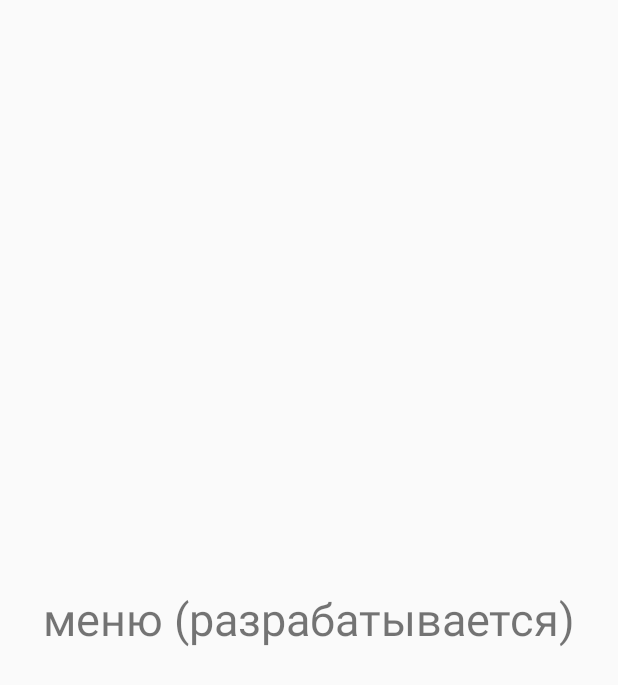
After one commit to Kiba-24/GavGav, an Android app: the layout activity_menu.xml on its own in the app's theme, with its tools: preview values and no code run, on a phone screen of 412 x 824 dp. The commit adds this screen. Shown: the top 685 px of the screen. Run offline under Robolectric (Android 15) with nearby library versions, the phone set to English and light mode, and no system bars.

Commit message:
ерунда какая-то выходит ...куда выходит?

```diff
--- /dev/null
+++ b/app/src/main/res/layout/activity_menu.xml
@@ -0,0 +1,19 @@
+<?xml version="1.0" encoding="utf-8"?>
+<androidx.constraintlayout.widget.ConstraintLayout
+    xmlns:android="http://schemas.android.com/apk/res/android"
+    xmlns:app="http://schemas.android.com/apk/res-auto"
+    xmlns:tools="http://schemas.android.com/tools"
+    android:layout_width="match_parent"
+    android:layout_height="match_parent">
+
+    <TextView
+        android:id="@+id/textView"
+        android:layout_width="wrap_content"
+        android:layout_height="wrap_content"
+        android:text="меню (разрабатывается)"
+        android:textSize="30dp"
+        app:layout_constraintBottom_toBottomOf="parent"
+        app:layout_constraintEnd_toEndOf="parent"
+        app:layout_constraintStart_toStartOf="parent"
+        app:layout_constraintTop_toTopOf="parent" />
+</androidx.constraintlayout.widget.ConstraintLayout>
--- a/app/src/main/res/values/colors.xml
+++ b/app/src/main/res/values/colors.xml
@@ -3,4 +3,5 @@
     <color name="colorPrimary">#6200EE</color>
     <color name="colorPrimaryDark">#3700B3</color>
     <color name="colorAccent">#03DAC5</color>
+    <color name="noColor">#00000000</color>
 </resources>
```
Also changed, not shown: app/src/main/java/com/example/gavgav/Game.java (+57 -7 lines), app/src/main/java/com/example/gavgav/MainActivity.java (+15 -5 lines), app/src/main/res/layout/activity_main.xml (+48 -11 lines), app/src/main/res/drawable/button_back.png (added), app/src/main/res/drawable/button_back_click.png (added), app/src/main/res/drawable/button_settings.png (added), app/src/main/res/drawable/button_settings_click.png (added), 1 other file.
